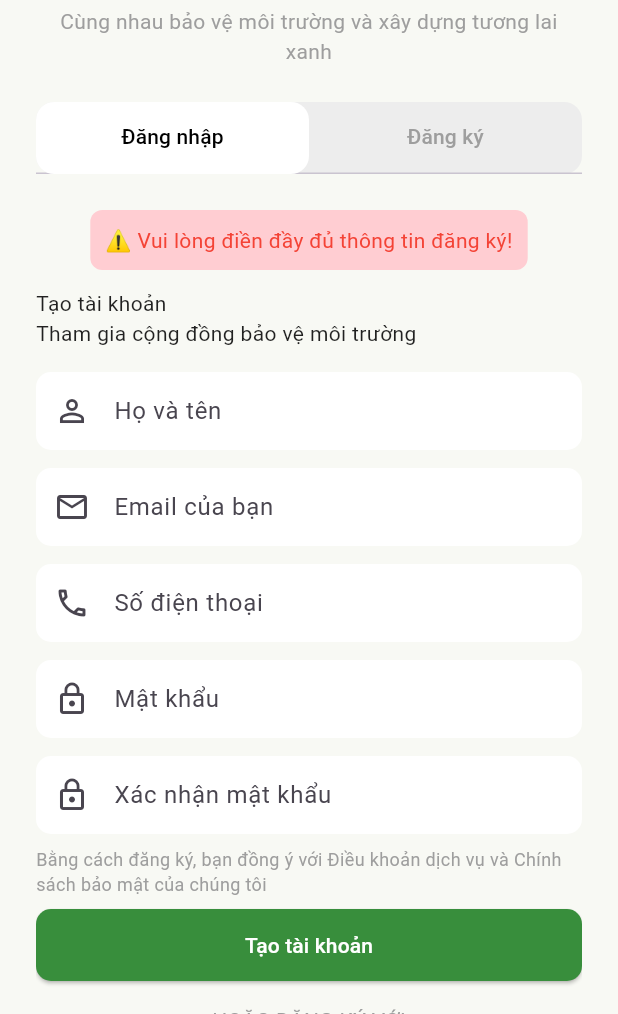
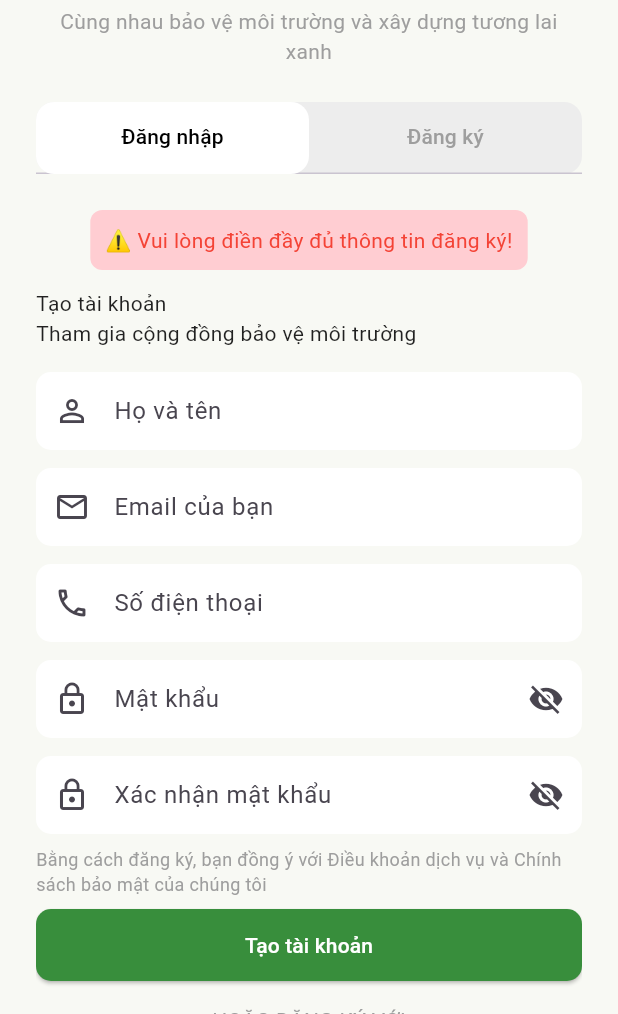
Before and after one commit to Danghoang2004/CapsTone_1_EcoTrack, a Flutter app: the screen it shows after launch, after a tap on "Tạo tài khoản", on a phone screen of 412 x 824 dp, the part 222-1236 px from its top. Run offline on Flutter 3.47's test engine with Material 3 defaults, Android fonts, the phone set to English and light mode, and no system bars; our stand-ins replace font_awesome_flutter.

Commit message:
add visible password

```diff
--- a/Front_end/ux_ecotrack/lib/main.dart
+++ b/Front_end/ux_ecotrack/lib/main.dart
@@ -52,13 +52,15 @@ class _AuthScreenState extends State<AuthScreen>
   final _regPhoneController = TextEditingController();
   final _regPasswordController = TextEditingController();
   final _regConfirmPasswordController = TextEditingController();
+  bool _isPasswordVisible = false;
+  bool _isConfirmPasswordVisible = false;
 
   String? _errorMessage; // Hiển thị thông báo lỗi
 
   @override
   void initState() {
     super.initState();
-    _tabController = TabController(length: 2, vsync: this);
+    _tabController = TabController(length: 2, vsync: this, initialIndex: 1);
   }
 
   void _showError(String? message) {
@@ -232,19 +234,41 @@ class _AuthScreenState extends State<AuthScreen>
           const SizedBox(height: 12),
           TextField(
             controller: _regPasswordController,
-            obscureText: true,
-            decoration: const InputDecoration(
-              prefixIcon: Icon(Icons.lock_outline),
+            obscureText: !_isPasswordVisible,
+            decoration: InputDecoration(
+              prefixIcon: const Icon(Icons.lock_outline),
               hintText: 'Mật khẩu',
+              suffixIcon: IconButton(
+                icon: Icon(
+                  _isPasswordVisible ? Icons.visibility : Icons.visibility_off,
+                ),
+                onPressed: () {
+                  setState(() {
+                    _isPasswordVisible = !_isPasswordVisible;
+                  });
+                },
+              ),
             ),
           ),
           const SizedBox(height: 12),
           TextField(
             controller: _regConfirmPasswordController,
-            obscureText: true,
-            decoration: const InputDecoration(
-              prefixIcon: Icon(Icons.lock_outline),
+            obscureText: !_isConfirmPasswordVisible,
+            decoration: InputDecoration(
+              prefixIcon: const Icon(Icons.lock_outline),
               hintText: 'Xác nhận mật khẩu',
+              suffixIcon: IconButton(
+                icon: Icon(
+                  _isConfirmPasswordVisible
+                      ? Icons.visibility
+                      : Icons.visibility_off,
+                ),
+                onPressed: () {
+                  setState(() {
+                    _isConfirmPasswordVisible = !_isConfirmPasswordVisible;
+                  });
+                },
+              ),
             ),
           ),
           const SizedBox(height: 8),
```
